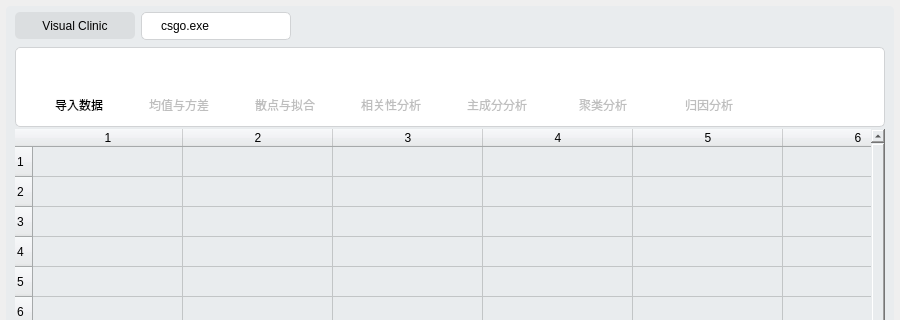
Qt form index.ui (gtxzsxxk/visual-clinic) before a commit; both pictures show x 0 to 900 and y 0 to 320 of the 900 by 620 pixel window.
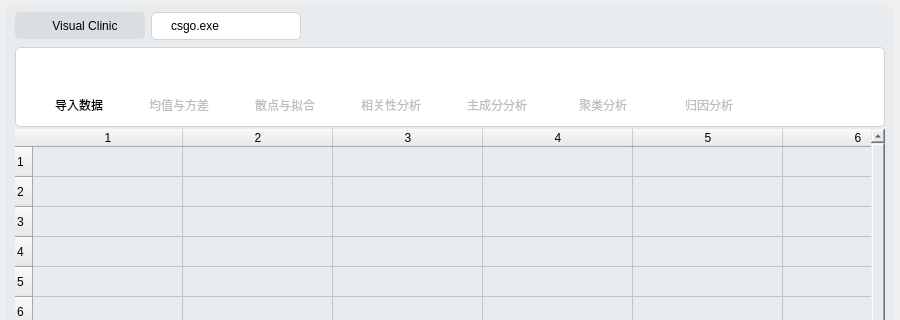
The same form after that commit. Icons and pictures are not drawn.

Commit message: feat: add icon in the index page

The edit to the form file:
```diff
--- a/index.ui
+++ b/index.ui
@@ -176,13 +176,13 @@
                  </property>
                  <property name="minimumSize">
                   <size>
-                   <width>120</width>
+                   <width>130</width>
                    <height>27</height>
                   </size>
                  </property>
                  <property name="maximumSize">
                   <size>
-                   <width>120</width>
+                   <width>130</width>
                    <height>27</height>
                   </size>
                  </property>
@@ -195,7 +195,17 @@
 }</string>
                  </property>
                  <property name="text">
-                  <string>Visual Clinic</string>
+                  <string>   Visual Clinic</string>
+                 </property>
+                 <property name="icon">
+                  <iconset>
+                   <normaloff>resources/logo64.png</normaloff>resources/logo64.png</iconset>
+                 </property>
+                 <property name="iconSize">
+                  <size>
+                   <width>15</width>
+                   <height>15</height>
+                  </size>
                  </property>
                 </widget>
                </item>
@@ -349,7 +359,7 @@
            </property>
            <property name="sizeHint" stdset="0">
             <size>
-             <width>40</width>
+             <width>20</width>
              <height>20</height>
             </size>
            </property>
```
